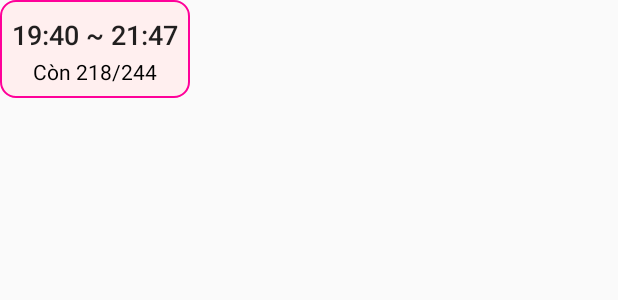
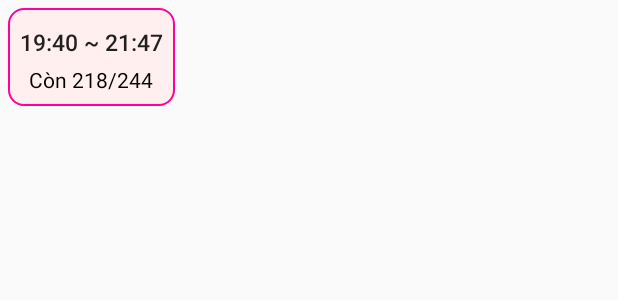
Before and after one commit to NguyenHoThienThanh/LapTrinhDiDong, an Android app: the layout item_time.xml on its own in the app's theme, with its tools: preview values and no code run, on a phone screen of 412 x 824 dp. Shown: the top 300 px of the screen. Run offline under Robolectric (Android 15) with nearby library versions, the phone set to English and light mode, and no system bars.

Commit message:
sua layout suat chieu

```diff
--- a/DoAnCuoiKy/app/src/main/java/com/example/doancuoiky/activity/user/ChiTietSuatChieuActivity.java
+++ b/DoAnCuoiKy/app/src/main/java/com/example/doancuoiky/activity/user/ChiTietSuatChieuActivity.java
@@ -13,6 +13,7 @@ import androidx.appcompat.app.ActionBar;
 import androidx.appcompat.app.AppCompatActivity;
 import androidx.appcompat.widget.Toolbar;
 import androidx.constraintlayout.helper.widget.Carousel;
+import androidx.recyclerview.widget.GridLayoutManager;
 import androidx.recyclerview.widget.LinearLayoutManager;
 import androidx.recyclerview.widget.RecyclerView;
 
@@ -101,7 +102,7 @@ public class ChiTietSuatChieuActivity extends AppCompatActivity {
     public void dateAdapter() {
         rcv_ngay = findViewById(R.id.rcv_ngay);
         danhSachNgayChieuAdapter = new DanhSachNgayChieuAdapter(this);
-        LinearLayoutManager layoutManager = new LinearLayoutManager(this, LinearLayoutManager.HORIZONTAL, false);
+        LinearLayoutManager layoutManager = new LinearLayoutManager(this, GridLayoutManager.HORIZONTAL, false);
         rcv_ngay.setLayoutManager(layoutManager);
         listCtsc = (ArrayList<ChiTietSuatChieu>) getDateList(); // Lấy danh sách ngày
         danhSachNgayChieuAdapter.setData(listCtsc, new DanhSachNgayChieuAdapter.IOnDateClickListener() {
@@ -170,7 +171,7 @@ public class ChiTietSuatChieuActivity extends AppCompatActivity {
     private void loadGioChieu(int position) {
         rcv_gio = findViewById(R.id.rcv_gio);
         danhSachGioChieuAdapter = new DanhSachGioChieuAdapter(this);
-        LinearLayoutManager layoutManager = new LinearLayoutManager(this, LinearLayoutManager.HORIZONTAL, false);
+        GridLayoutManager layoutManager = new GridLayoutManager(this, 3);
         rcv_gio.setLayoutManager(layoutManager);
 
         // Lấy danh sách giờ chiếu cho ngày cụ thể
--- a/DoAnCuoiKy/app/src/main/res/layout/activity_chi_tiet_suat_chieu.xml
+++ b/DoAnCuoiKy/app/src/main/res/layout/activity_chi_tiet_suat_chieu.xml
@@ -81,7 +81,8 @@
             app:layout_constraintStart_toStartOf="parent"
             app:layout_constraintEnd_toEndOf="parent"
             android:gravity="center"
-            android:padding="16dp"/>
+            android:padding="16dp"
+            android:editable="false"/>
     </LinearLayout>
     <!-- Danh sách các rạp chiếu phim -->
     <LinearLayout
--- a/DoAnCuoiKy/app/src/main/res/layout/item_time.xml
+++ b/DoAnCuoiKy/app/src/main/res/layout/item_time.xml
@@ -5,7 +5,7 @@
     android:gravity="center"
     android:background="@drawable/rounded_gradient_unclick"
     android:orientation="vertical"
-    android:layout_marginRight="15dp">
+    android:layout_margin="5dp">
 
     <!-- Thời gian chiếu -->
     <Button
@@ -13,9 +13,8 @@
         android:layout_width="wrap_content"
         android:layout_height="30dp"
         android:text="19:40 ~ 21:47"
-        android:textSize="18sp"
-        android:background="@android:color/transparent"
-        />
+        android:textSize="15sp"
+        android:background="@android:color/transparent"/>
     <!-- Số lượng còn lại -->
     <TextView
         android:id="@+id/seats_remaining"
```
